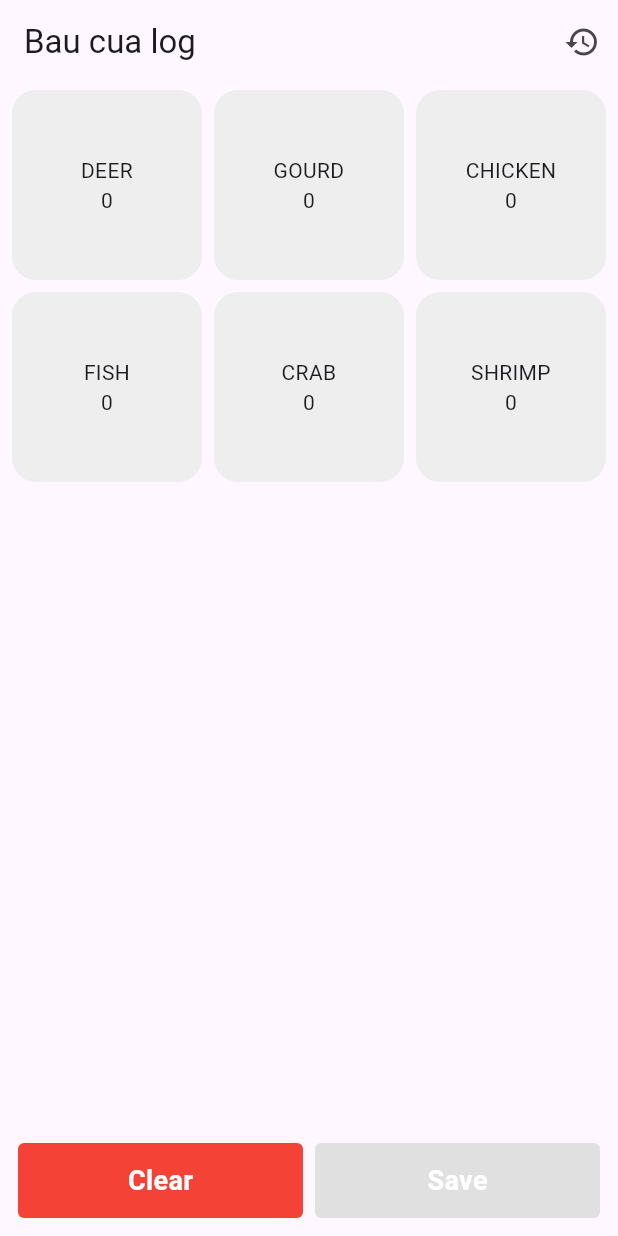
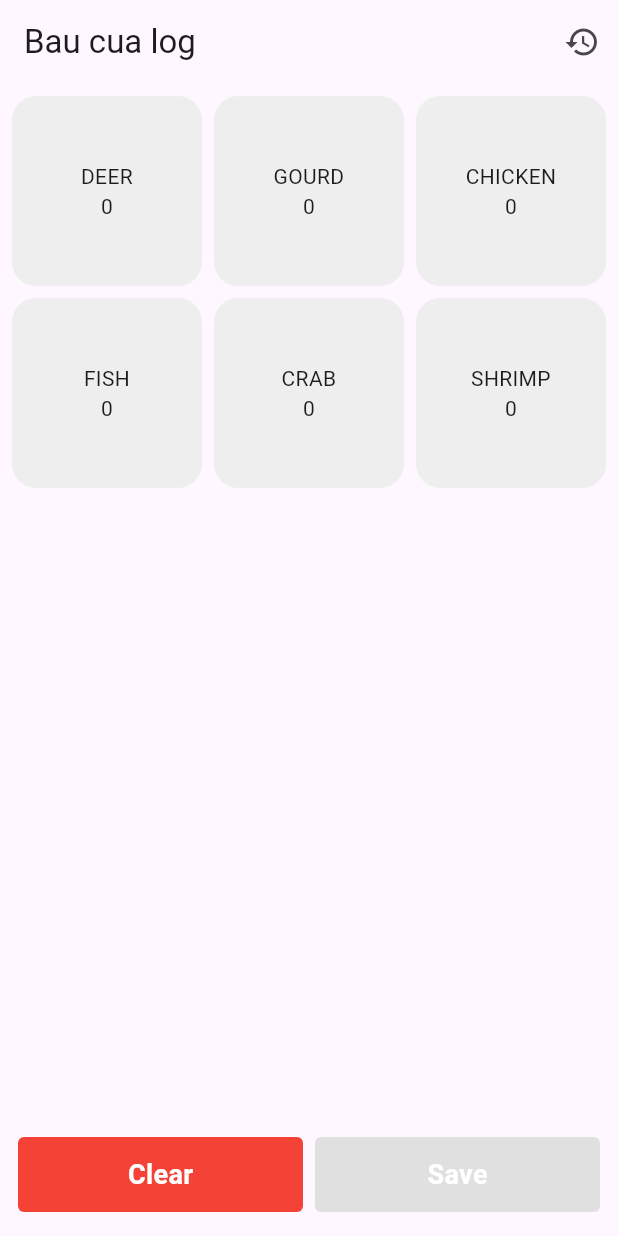
Before and after one commit to thanhtan27032001/fish-prawn-crab, a Flutter app: the screen it shows after launch, on a phone screen of 412 x 824 dp. Run offline on Flutter 3.47's test engine with Material 3 defaults, Android fonts, the phone set to English and light mode, and no system bars; our stand-ins replace equatable, flutter_bloc, fluttertoast, sqflite; accounts and stored records are empty.

```diff
--- a/lib/main.dart
+++ b/lib/main.dart
@@ -14,7 +14,6 @@ class MyApp extends StatelessWidget {
   @override
   Widget build(BuildContext context) {
     return MaterialApp(
-      title: 'Flutter Demo',
       theme: ThemeData(
         colorScheme: ColorScheme.fromSeed(seedColor: Colors.deepPurple),
         useMaterial3: true,
--- a/lib/screen/home/view/home_view.dart
+++ b/lib/screen/home/view/home_view.dart
@@ -38,7 +38,10 @@ class HomeView extends StatelessWidget {
           previous.selectedMap != current.selectedMap,
       builder: (context, state) {
         return Padding(
-          padding: const EdgeInsets.symmetric(horizontal: padding),
+          padding: const EdgeInsets.symmetric(
+            horizontal: padding,
+            vertical: padding,
+          ),
           child: Column(
             children: [
               Expanded(
--- a/pubspec.yaml
+++ b/pubspec.yaml
@@ -38,6 +38,7 @@ dependencies:
   flutter_bloc: ^8.1.5
   equatable: ^2.0.5
   sqflite: ^2.3.3
+  fluttertoast: ^8.2.8
 
 dev_dependencies:
   flutter_test:
```
Also changed, not shown: lib/screen/home/logic/home_bloc.dart (+9 -2 lines), pubspec.lock, 1 other file.
